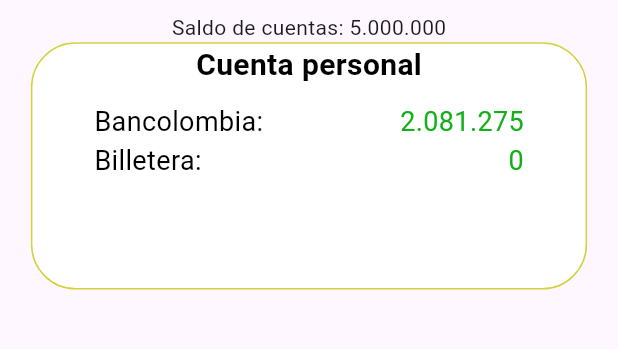
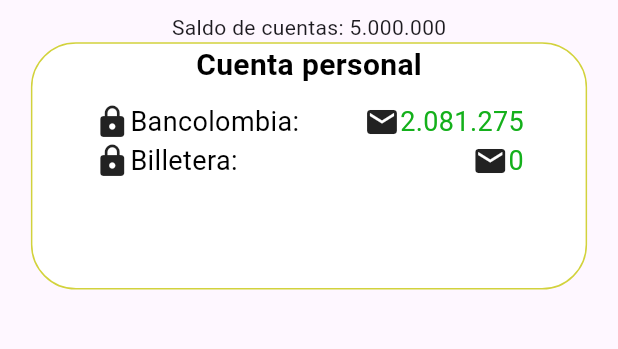
Before and after one commit to softdimo/wapig, a Flutter app: the CuentasScreen screen opened directly, on a phone screen of 412 x 824 dp, the part 84-433 px from its top. Run offline on Flutter 3.47's test engine with Material 3 defaults, Android fonts, the phone set to English and light mode, and no system bars; our stand-ins replace dio; Roboto replaces fonts that are missing (Sansita).

Commit message:
Rama origen: desarrollo
Rama actual de trabajo: req-20240124-07

Archivos modificados:  lib/presentation/widgets/single_count/single_count.dart

lib/presentation/screens/cuentas_screen.dart

Resumen del commit: Se modifica la clase SingleCount para la implementación del icono

```diff
--- a/lib/presentation/screens/cuentas_screen.dart
+++ b/lib/presentation/screens/cuentas_screen.dart
@@ -81,6 +81,7 @@ class _CuentasScreenState extends State<CuentasScreen> {
                         Container(
                           padding: EdgeInsets.only(right: size.width * 0.1),
                           child: SingleCount(
+                              iconType: Icons.mail,
                               accountName: '2.081.275',
                               colorText: const Color.fromRGBO(20, 176, 27, 1),
                               fontSize: 18,
@@ -110,6 +111,7 @@ class _CuentasScreenState extends State<CuentasScreen> {
                         Container(
                           padding: EdgeInsets.only(right: size.width * 0.1),
                           child: SingleCount(
+                              iconType: Icons.mail,
                               accountName: '0',
                               colorText: const Color.fromRGBO(20, 176, 27, 1),
                               fontSize: 18,
--- a/lib/presentation/widgets/single_count/single_count.dart
+++ b/lib/presentation/widgets/single_count/single_count.dart
@@ -15,8 +15,7 @@ class SingleCount extends StatelessWidget {
   final Color colorIcon;
   final IconData iconType;
 
-  const SingleCount(
-      {
+  const SingleCount({
     super.key,
     this.accountName = 'Cuenta',
     this.fontSize = 22,
@@ -29,10 +28,9 @@ class SingleCount extends StatelessWidget {
     this.isSansita = true,
     this.colorText = Colors.black,
     // this.isUnderLined = false,
-        this.iconType = Icons.email,
+    required this.iconType,
     this.colorIcon = const Color.fromARGB(204, 173, 173, 178),
-      }
-    );
+  });
 
   @override
   Widget build(BuildContext context) {
@@ -41,21 +39,29 @@ class SingleCount extends StatelessWidget {
       child: Container(
         padding: EdgeInsets.fromLTRB(
             paddingLeft, paddingTop, paddingRight, paddingBottom),
-        child: Text(
+        child: Row(
+          //mainAxisAlignment: MainAxisAlignment.start,
+          children: [
+            Icon(iconType),
+            Text(
               accountName,
               style: TextStyle(
                   color: colorText,
                   fontFamily: isSansita ? 'Sansita' : '',
                   fontSize: fontSize,
                   fontWeight: typeText,
-              // prefixIcon: Icon(
-              //   iconType,
-              //   color: colorIcon,
-              // ),
-              // decoration: isUnderLined
-              //     ? TextDecoration.underline
-              //     : TextDecoration.none
+                  /* prefixIcon: Icon(
+                    iconType,
+                    color: colorIcon,
+                  ), */
+
+                  /* decoration: isUnderLined
+                      ? TextDecoration.underline
+                      : TextDecoration.none */
               ),
+
+            ),
+          ],
         ),
       ),
     );
```
Lines whose indentation alone changed are shown as unchanged.
